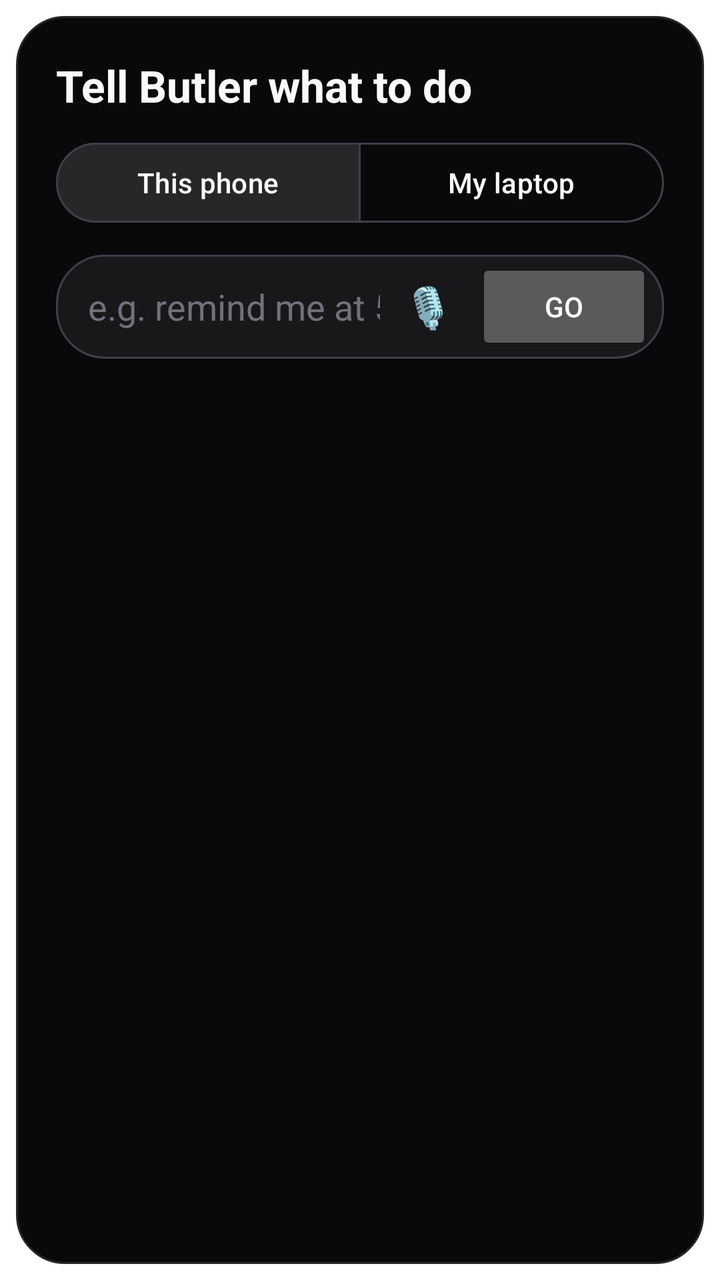
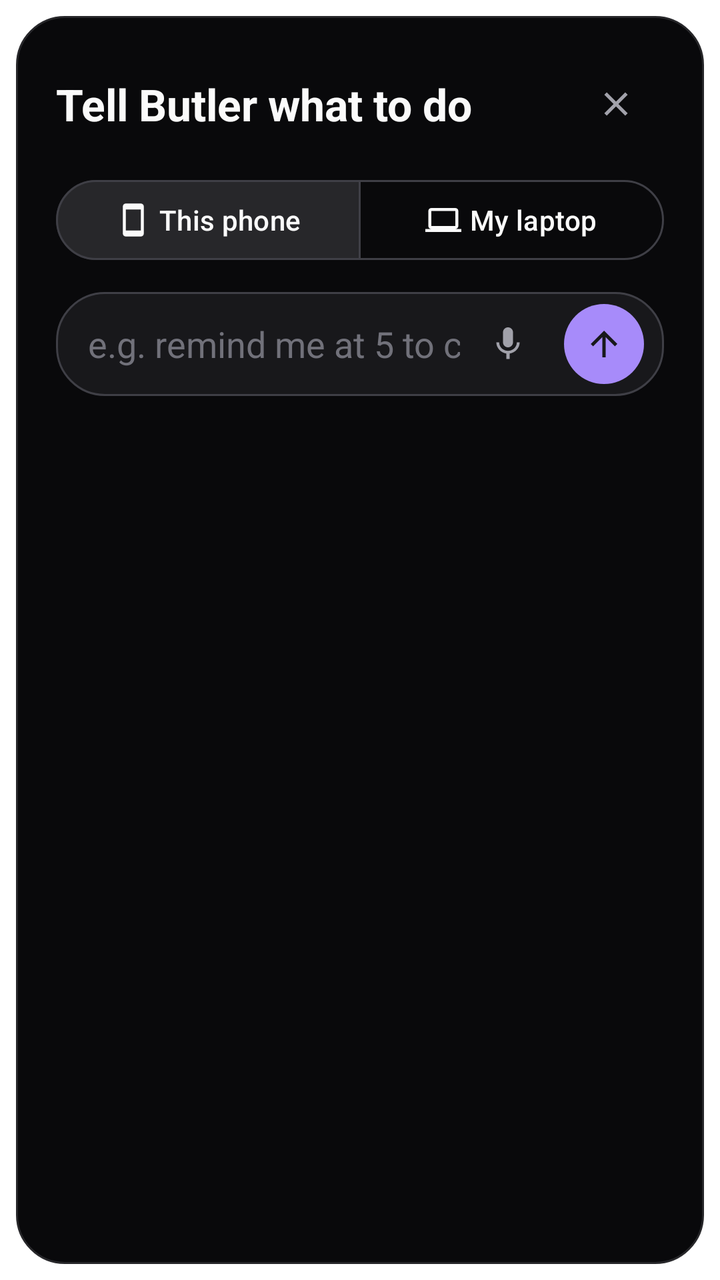

Compare the two renders of this Android layout. The source of the first and the diff that turns it into the second are given below.
<!-- AndroidManifest.xml: activity theme Theme.Butler.Sheet -->
<!-- res/layout/activity_ask.xml -->
<?xml version="1.0" encoding="utf-8"?>
<LinearLayout xmlns:android="http://schemas.android.com/apk/res/android"
    xmlns:app="http://schemas.android.com/apk/res-auto"
    android:layout_width="match_parent"
    android:layout_height="wrap_content"
    android:orientation="vertical"
    android:padding="20dp">

    <TextView
        android:layout_width="wrap_content"
        android:layout_height="wrap_content"
        android:text="@string/ask_title"
        android:textAppearance="?attr/textAppearanceTitleLarge"
        android:textStyle="bold" />

    
    <com.google.android.material.button.MaterialButtonToggleGroup
        android:id="@+id/ask_where"
        android:layout_width="match_parent"
        android:layout_height="wrap_content"
        android:layout_marginTop="10dp"
        app:checkedButton="@id/ask_phone"
        app:selectionRequired="true"
        app:singleSelection="true">

        <com.google.android.material.button.MaterialButton
            android:id="@+id/ask_phone"
            style="?attr/materialButtonOutlinedStyle"
            android:layout_width="0dp"
            android:layout_height="wrap_content"
            android:layout_weight="1"
            android:text="@string/ask_on_phone" />

        <com.google.android.material.button.MaterialButton
            android:id="@+id/ask_laptop"
            style="?attr/materialButtonOutlinedStyle"
            android:layout_width="0dp"
            android:layout_height="wrap_content"
            android:layout_weight="1"
            android:text="@string/ask_on_laptop" />
    </com.google.android.material.button.MaterialButtonToggleGroup>

    <TextView
        android:id="@+id/ask_explain"
        android:layout_width="match_parent"
        android:layout_height="wrap_content"
        android:layout_marginTop="6dp"
        android:text="@string/laptop_explain"
        android:textAppearance="?attr/textAppearanceBodySmall"
        android:visibility="gone" />

    <LinearLayout
        android:layout_width="match_parent"
        android:layout_height="wrap_content"
        android:layout_marginTop="12dp"
        android:background="@drawable/ask_box"
        android:gravity="center_vertical"
        android:orientation="horizontal"
        android:paddingStart="16dp"
        android:paddingEnd="6dp">

        <EditText
            android:id="@+id/ask_text"
            android:layout_width="0dp"
            android:layout_height="wrap_content"
            android:layout_weight="1"
            android:background="@null"
            android:hint="@string/ask_hint"
            android:imeOptions="actionSend"
            android:importantForAutofill="no"
            android:inputType="textCapSentences"
            android:minHeight="52dp" />

        <Button
            android:id="@+id/ask_talk"
            style="?attr/borderlessButtonStyle"
            android:layout_width="48dp"
            android:layout_height="48dp"
            android:contentDescription="@string/ask_talk"
            android:minWidth="0dp"
            android:padding="0dp"
            android:text="🎙"
            android:textSize="20sp" />

        <Button
            android:id="@+id/ask_go"
            android:layout_width="wrap_content"
            android:layout_height="wrap_content"
            android:text="@string/ask_go" />
    </LinearLayout>

    
    <HorizontalScrollView
        android:layout_width="match_parent"
        android:layout_height="wrap_content"
        android:layout_marginTop="10dp"
        android:scrollbars="none">

        <LinearLayout
            android:id="@+id/ask_examples"
            android:layout_width="wrap_content"
            android:layout_height="wrap_content"
            android:orientation="horizontal" />
    </HorizontalScrollView>

    <LinearLayout
        android:id="@+id/ask_working"
        android:layout_width="match_parent"
        android:layout_height="wrap_content"
        android:layout_marginTop="14dp"
        android:gravity="center_vertical"
        android:orientation="horizontal"
        android:visibility="gone">

        <ProgressBar
            style="?android:attr/progressBarStyleSmall"
            android:layout_width="20dp"
            android:layout_height="20dp" />

        <TextView
            android:id="@+id/ask_working_text"
            android:layout_width="wrap_content"
            android:layout_height="wrap_content"
            android:layout_marginStart="10dp"
            android:text="@string/pet_thinking"
            android:textAppearance="?attr/textAppearanceBodyMedium" />
    </LinearLayout>

    <TextView
        android:id="@+id/ask_answer"
        android:layout_width="match_parent"
        android:layout_height="wrap_content"
        android:layout_marginTop="12dp"
        android:textAppearance="?attr/textAppearanceBodyLarge"
        android:textIsSelectable="true"
        android:visibility="gone" />

    
    <TextView
        android:id="@+id/ask_news"
        android:layout_width="match_parent"
        android:layout_height="wrap_content"
        android:layout_marginTop="12dp"
        android:maxLines="6"
        android:ellipsize="end"
        android:textAppearance="?attr/textAppearanceBodySmall"
        android:visibility="gone" />

    <LinearLayout
        android:id="@+id/ask_laptop_controls"
        android:layout_width="match_parent"
        android:layout_height="wrap_content"
        android:layout_marginTop="4dp"
        android:gravity="end"
        android:orientation="horizontal"
        android:visibility="gone">

        <Button
            android:id="@+id/ask_stop"
            style="?attr/borderlessButtonStyle"
            android:layout_width="wrap_content"
            android:layout_height="wrap_content"
            android:text="@string/laptop_stop" />

        <Button
            android:id="@+id/ask_off"
            style="?attr/borderlessButtonStyle"
            android:layout_width="wrap_content"
            android:layout_height="wrap_content"
            android:text="@string/laptop_off" />
    </LinearLayout>
</LinearLayout>
<!-- resources referenced by this layout -->
<resources>
  <!-- drawable ask_box (drawable) -->
  <?xml version="1.0" encoding="utf-8"?>
  <shape xmlns:android="http://schemas.android.com/apk/res/android" android:shape="rectangle">
      <solid android:color="#18181B" />
      <stroke android:width="1dp" android:color="#3F3F46" />
      <corners android:radius="24dp" />
  </shape>
  <string name="ask_go">Go</string>
  <string name="ask_hint">e.g. remind me at 5 to call Mum</string>
  <string name="ask_on_laptop">My laptop</string>
  <string name="ask_on_phone">This phone</string>
  <string name="ask_talk">Talk</string>
  <string name="ask_title">Tell Butler what to do</string>
  <string name="laptop_explain">Put your secret word anywhere in it. Remote control has to be on at the laptop, and the laptop awake.</string>
  <string name="laptop_off">Switch off</string>
  <string name="laptop_stop">Stop</string>
  <string name="pet_thinking">Thinking…</string>
  <style name="Butler.SheetAnimation" parent="@android:style/Animation.Dialog">
          <item name="android:windowEnterAnimation">@anim/sheet_in</item>
          <item name="android:windowExitAnimation">@anim/sheet_out</item>
      </style>
  <!-- unchanged entries left out for length: 2 -->
</resources>

<!-- the commit's change to res/layout/activity_ask.xml (unified diff, before → after) -->
@@ -6,12 +6,30 @@
     android:orientation="vertical"
     android:padding="20dp">
 
-    <TextView
-        android:layout_width="wrap_content"
+    
+    <LinearLayout
+        android:layout_width="match_parent"
         android:layout_height="wrap_content"
-        android:text="@string/ask_title"
-        android:textAppearance="?attr/textAppearanceTitleLarge"
-        android:textStyle="bold" />
+        android:gravity="center_vertical"
+        android:orientation="horizontal">
+
+        <TextView
+            android:layout_width="0dp"
+            android:layout_height="wrap_content"
+            android:layout_weight="1"
+            android:text="@string/ask_title"
+            android:textAppearance="?attr/textAppearanceTitleLarge"
+            android:textStyle="bold" />
+
+        <com.google.android.material.button.MaterialButton
+            android:id="@+id/ask_close"
+            style="@style/Widget.Material3.Button.IconButton"
+            android:layout_width="wrap_content"
+            android:layout_height="wrap_content"
+            android:contentDescription="@string/close"
+            app:icon="@drawable/ic_close"
+            app:iconTint="?attr/colorOnSurfaceVariant" />
+    </LinearLayout>
 
     
     <com.google.android.material.button.MaterialButtonToggleGroup
@@ -26,6 +44,8 @@
         <com.google.android.material.button.MaterialButton
             android:id="@+id/ask_phone"
             style="?attr/materialButtonOutlinedStyle"
+            app:icon="@drawable/ic_phone"
+            app:iconGravity="textStart"
             android:layout_width="0dp"
             android:layout_height="wrap_content"
             android:layout_weight="1"
@@ -34,6 +54,8 @@
         <com.google.android.material.button.MaterialButton
             android:id="@+id/ask_laptop"
             style="?attr/materialButtonOutlinedStyle"
+            app:icon="@drawable/ic_laptop"
+            app:iconGravity="textStart"
             android:layout_width="0dp"
             android:layout_height="wrap_content"
             android:layout_weight="1"
@@ -66,27 +88,28 @@
             android:layout_weight="1"
             android:background="@null"
             android:hint="@string/ask_hint"
+            android:textColor="?attr/colorOnSurface"
             android:imeOptions="actionSend"
             android:importantForAutofill="no"
             android:inputType="textCapSentences"
             android:minHeight="52dp" />
 
-        <Button
+        <com.google.android.material.button.MaterialButton
             android:id="@+id/ask_talk"
-            style="?attr/borderlessButtonStyle"
-            android:layout_width="48dp"
-            android:layout_height="48dp"
-            android:contentDescription="@string/ask_talk"
-            android:minWidth="0dp"
-            android:padding="0dp"
-            android:text="🎙"
-            android:textSize="20sp" />
-
-        <Button
-            android:id="@+id/ask_go"
+            style="@style/Widget.Material3.Button.IconButton"
             android:layout_width="wrap_content"
             android:layout_height="wrap_content"
-            android:text="@string/ask_go" />
+            android:contentDescription="@string/ask_talk"
+            app:icon="@drawable/ic_mic"
+            app:iconTint="?attr/colorOnSurfaceVariant" />
+
+        <com.google.android.material.button.MaterialButton
+            android:id="@+id/ask_go"
+            style="@style/Widget.Material3.Button.IconButton.Filled"
+            android:layout_width="wrap_content"
+            android:layout_height="wrap_content"
+            android:contentDescription="@string/ask_go"
+            app:icon="@drawable/ic_arrow_up" />
     </LinearLayout>
 
     
<!-- resource entries referenced after the edit -->
@@ -7,12 +7,68 @@
       <stroke android:width="1dp" android:color="#3F3F46" />
       <corners android:radius="24dp" />
   </shape>
+  <!-- drawable ic_arrow_up (drawable) -->
+  <?xml version="1.0" encoding="utf-8"?>
+  <vector xmlns:android="http://schemas.android.com/apk/res/android"
+      android:width="24dp"
+      android:height="24dp"
+      android:viewportWidth="24"
+      android:viewportHeight="24">
+      <path
+          android:fillColor="#FFFFFFFF"
+          android:pathData="M4,12l1.41,1.41L11,7.83V20h2V7.83l5.58,5.59L20,12l-8,-8 -8,8z" />
+  </vector>
+  <!-- drawable ic_close (drawable) -->
+  <?xml version="1.0" encoding="utf-8"?>
+  <vector xmlns:android="http://schemas.android.com/apk/res/android"
+      android:width="24dp"
+      android:height="24dp"
+      android:viewportWidth="24"
+      android:viewportHeight="24">
+      <path
+          android:fillColor="#FFFFFFFF"
+          android:pathData="M19,6.41L17.59,5 12,10.59 6.41,5 5,6.41 10.59,12 5,17.59 6.41,19 12,13.41 17.59,19 19,17.59 13.41,12z" />
+  </vector>
+  <!-- drawable ic_laptop (drawable) -->
+  <?xml version="1.0" encoding="utf-8"?>
+  <vector xmlns:android="http://schemas.android.com/apk/res/android"
+      android:width="24dp"
+      android:height="24dp"
+      android:viewportWidth="24"
+      android:viewportHeight="24">
+      <path
+          android:fillColor="#FFFFFFFF"
+          android:pathData="M20,18c1.1,0 1.99,-0.9 1.99,-2L22,6c0,-1.1 -0.9,-2 -2,-2H4c-1.1,0 -2,0.9 -2,2v10c0,1.1 0.9,2 2,2H0v2h24v-2h-4zM4,6h16v10H4V6z" />
+  </vector>
+  <!-- drawable ic_mic (drawable) -->
+  <?xml version="1.0" encoding="utf-8"?>
+  <vector xmlns:android="http://schemas.android.com/apk/res/android"
+      android:width="24dp"
+      android:height="24dp"
+      android:viewportWidth="24"
+      android:viewportHeight="24">
+      <path
+          android:fillColor="#FFFFFFFF"
+          android:pathData="M12,14c1.66,0 2.99,-1.34 2.99,-3L15,5c0,-1.66 -1.34,-3 -3,-3S9,3.34 9,5v6c0,1.66 1.34,3 3,3zM17.3,11c0,3 -2.54,5.1 -5.3,5.1S6.7,14 6.7,11H5c0,3.41 2.72,6.23 6,6.72V21h2v-3.28c3.28,-0.48 6,-3.3 6,-6.72h-1.7z" />
+  </vector>
+  <!-- drawable ic_phone (drawable) -->
+  <?xml version="1.0" encoding="utf-8"?>
+  <vector xmlns:android="http://schemas.android.com/apk/res/android"
+      android:width="24dp"
+      android:height="24dp"
+      android:viewportWidth="24"
+      android:viewportHeight="24">
+      <path
+          android:fillColor="#FFFFFFFF"
+          android:pathData="M17,1.01L7,1c-1.1,0 -2,0.9 -2,2v18c0,1.1 0.9,2 2,2h10c1.1,0 2,-0.9 2,-2V3c0,-1.1 -0.9,-1.99 -2,-1.99zM17,19H7V5h10v14z" />
+  </vector>
   <string name="ask_go">Go</string>
   <string name="ask_hint">e.g. remind me at 5 to call Mum</string>
   <string name="ask_on_laptop">My laptop</string>
   <string name="ask_on_phone">This phone</string>
   <string name="ask_talk">Talk</string>
   <string name="ask_title">Tell Butler what to do</string>
+  <string name="close">Close</string>
   <string name="laptop_explain">Put your secret word anywhere in it. Remote control has to be on at the laptop, and the laptop awake.</string>
   <string name="laptop_off">Switch off</string>
   <string name="laptop_stop">Stop</string>
